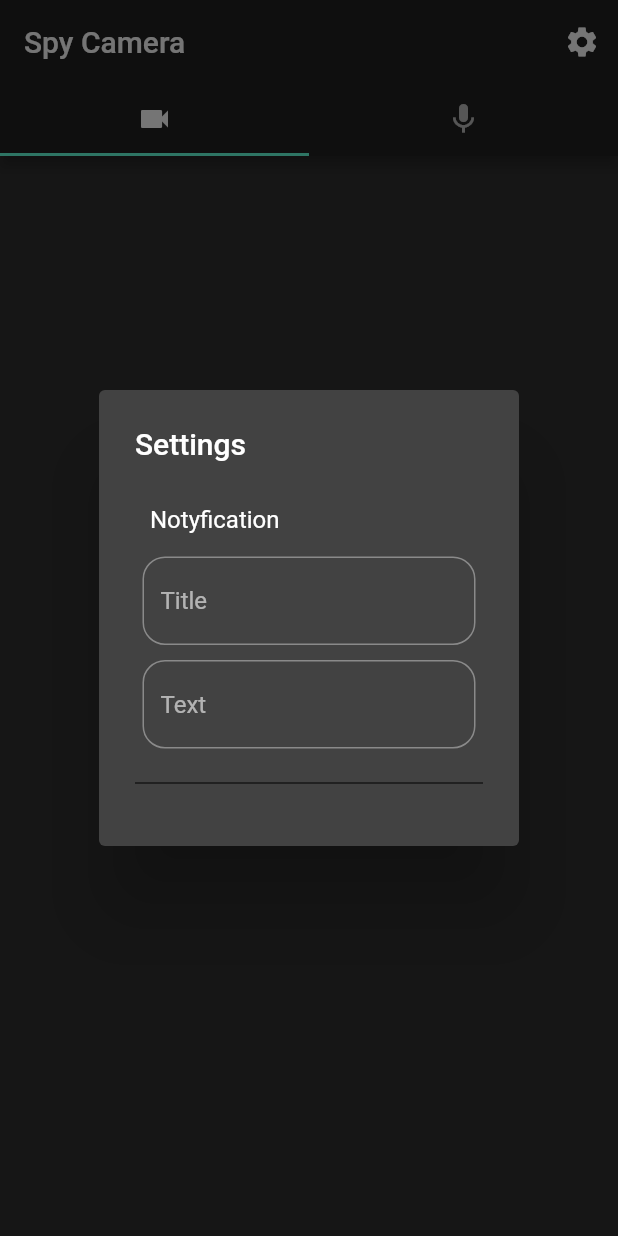
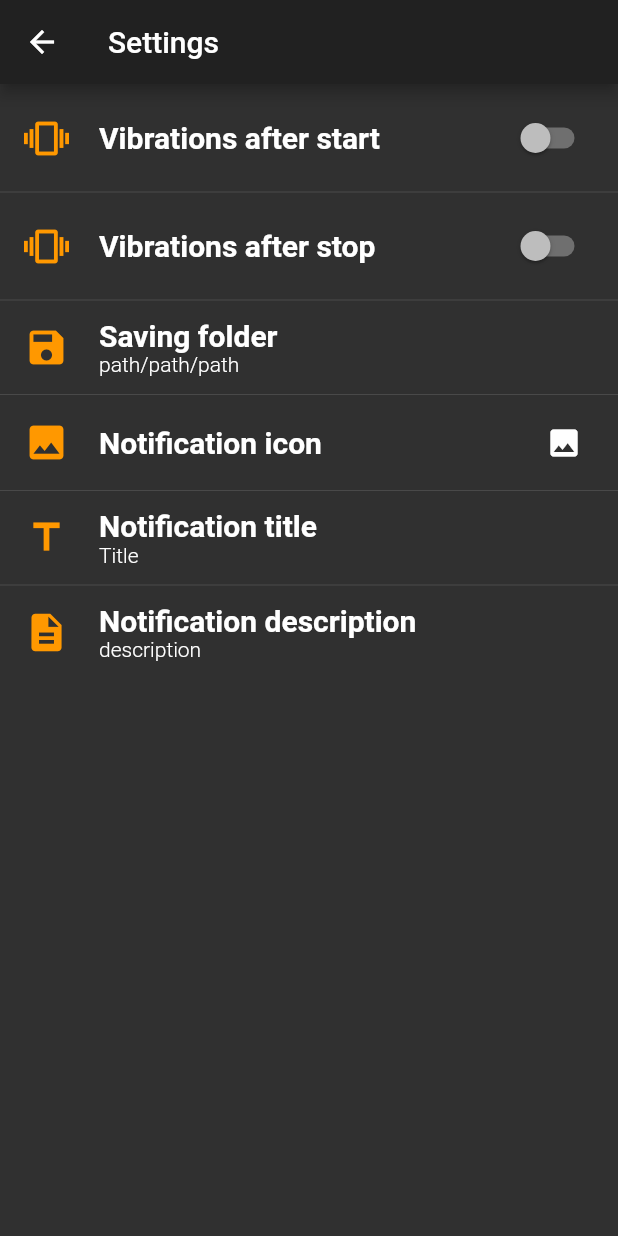
Before and after one commit to Filiponesco/spy_camera, a Flutter app: the screen it shows after launch, after a tap on the "settings" icon, on a phone screen of 412 x 824 dp. Run offline on Flutter 3.47's test engine with Material 2 defaults, Android fonts, the phone set to English and light mode, and no system bars; our stand-ins replace flutter_local_notifications, shared_preferences; missing offline and left inert: flutter_iconpicker.

Commit message:
Added settings.

```diff
--- a/lib/main.dart
+++ b/lib/main.dart
@@ -4,6 +4,7 @@ import 'dart:async';
 import 'package:shared_preferences/shared_preferences.dart';
 import 'package:flutter_local_notifications/flutter_local_notifications.dart';
 
+import 'pages/settings_page.dart';
 import 'timer.dart';
 
 void main() {
@@ -60,33 +61,29 @@ class _HomePageState extends State<HomePage> with TickerProviderStateMixin {
     final SharedPreferences prefs = await SharedPreferences.getInstance();
     return prefs.getString(type);
   }
+
   Future<bool> setSortingOrder(String type, String value) async {
     final SharedPreferences prefs = await SharedPreferences.getInstance();
-    if(type == 'title'){
+    if (type == 'title') {
       title = value;
-    } else if(type == 'text'){
+    } else if (type == 'text') {
       text = value;
     }
     return prefs.setString(type, value);
   }
+
   showNotification(int id, String title, String text) async {
     var android = new AndroidNotificationDetails(
-        'channel id',
-        'channel NAME',
-        'CHANNEL DESCRIPTION',
-        priority: Priority.High,
-        importance: Importance.Max
-    );
+        'channel id', 'channel NAME', 'CHANNEL DESCRIPTION',
+        priority: Priority.High, importance: Importance.Max);
     var iOS = new IOSNotificationDetails();
     var platform = new NotificationDetails(android, iOS);
-    await flutterLocalNotificationsPlugin.show(
-        id,
-        title,
-        text,
-        platform,
+    await flutterLocalNotificationsPlugin.show(id, title, text, platform,
         payload: 'payload');
   }
-  Future onSelectNotification(String payload) { // tu będzie się dtopowalo nagrywanie gdzy się kliknie notyfikacje
+
+  Future onSelectNotification(String payload) {
+    // tu będzie się dtopowalo nagrywanie gdzy się kliknie notyfikacje
     showDialog(
       context: context,
       builder: (_) => new AlertDialog(
@@ -110,62 +107,9 @@ class _HomePageState extends State<HomePage> with TickerProviderStateMixin {
               icon: Icon(Icons.settings),
               tooltip: 'Settings',
               onPressed: () {
-                  showDialog(
-                    context: context,
-                    builder: (_) => new AlertDialog(
-                      title: new Text('Settings'),
-                      content: SingleChildScrollView(
-                        child: Column(
-                          children: <Widget>[
-                            Column(
-                              children: <Widget>[
-                                Container(
-                                  margin: const EdgeInsets.all(10.0),
-                                  child:Align(
-                                    alignment: Alignment.centerLeft,
-                                    child: new Text("Notyfication"),
-                                  ),
-                                ),
-                                Container(
-                                  margin: const EdgeInsets.all(5.0),
-                                  child:TextField(
-                                    onChanged: (text) {
-                                      setSortingOrder('title', text);
-                                    },
-                                    controller: titleController,
-                                    decoration: InputDecoration(
-                                        border: OutlineInputBorder(
-                                            borderRadius: BorderRadius.circular(15.0)
-                                        ),
-                                        hintText: "Title"
-                                    ),
-                                  ),
-                                ),
-                                Container(
-                                  margin: const EdgeInsets.all(5.0),
-                                  child:TextField(
-                                    onChanged: (text) {
-                                      setSortingOrder('text', text);
-                                    },
-                                    controller: textController,
-                                    decoration: InputDecoration(
-                                        border: OutlineInputBorder(
-                                            borderRadius: BorderRadius.circular(15.0)
-                                        ),
-                                        hintText: "Text"
-                                    ),
-                                  ),
-                                ),
-                                Divider(
-                                  color: Colors.black,
-                                  height: 36,
-                                ),
-                              ],
-                            ),
-                          ],
-                        ),
-                      ),
-                    ),
+                Navigator.push(
+                  context,
+                  MaterialPageRoute(builder: (context) => SettingsRoute()),
                 );
               },
             ),
@@ -188,13 +132,11 @@ class _HomePageState extends State<HomePage> with TickerProviderStateMixin {
                   mainAxisAlignment: MainAxisAlignment.center,
                   children: <Widget>[
                     Text(
-                          'Cam time: ${timerService.currentDuration
-                              .inHours % 60}h : ${timerService.currentDuration
-                              .inMinutes % 60}m : ${timerService.currentDuration
-                              .inSeconds % 60}s'),
+                        'Cam time: ${timerService.currentDuration.inHours % 60}h : ${timerService.currentDuration.inMinutes % 60}m : ${timerService.currentDuration.inSeconds % 60}s'),
                     RaisedButton(
                       onPressed: () {
-                          showNotification(0, title, text); // funkcja do powiadomienia
+                        showNotification(
+                            0, title, text); // funkcja do powiadomienia
                         !timerService.isRunning
                             ? timerService.start()
                             : timerService.stop();
@@ -221,10 +163,7 @@ class _HomePageState extends State<HomePage> with TickerProviderStateMixin {
                   mainAxisAlignment: MainAxisAlignment.center,
                   children: <Widget>[
                     Text(
-                          'Mic time: ${timerService.currentDuration
-                              .inHours % 60}h : ${timerService.currentDuration
-                              .inMinutes % 60}m : ${timerService.currentDuration
-                              .inSeconds % 60}s'),
+                        'Mic time: ${timerService.currentDuration.inHours % 60}h : ${timerService.currentDuration.inMinutes % 60}m : ${timerService.currentDuration.inSeconds % 60}s'),
                     RaisedButton(
                         onPressed: () {
                           !timerService.isRunning
@@ -246,6 +185,7 @@ class _HomePageState extends State<HomePage> with TickerProviderStateMixin {
             ),
           ),
         ]),
-        ));
+      ),
+    );
   }
 }
--- /dev/null
+++ b/lib/pages/settings_page.dart
@@ -0,0 +1,91 @@
+import 'package:flutter/material.dart';
+import 'package:flutter_iconpicker/Models/IconPack.dart';
+import 'package:flutter_iconpicker/flutter_iconpicker.dart';
+import 'package:spycamera/widgets/settings_container.dart';
+
+class SettingsRoute extends StatelessWidget {
+  String changePath() {
+    String result = "czincz";
+    return result;
+  }
+
+  Future<Icon> changeIcon(context) async {
+    IconData icon = await FlutterIconPicker.showIconPicker(context,
+        iconPackMode: IconPack.material);
+
+    if(icon == null)
+      return null;
+    return Icon(icon);
+  }
+
+  Future<String> changeDescription(context) async {
+    TextEditingController _controller = TextEditingController();
+    return await showDialog(
+      context: context,
+      builder: (BuildContext context) {
+        return AlertDialog(
+          title: Text("Setting String"),
+          content: TextFormField(
+            controller: _controller,
+          ),
+          actions: <Widget>[
+            FlatButton(
+              child: Text("OK"),
+              onPressed: () {
+                Navigator.pop(context, _controller.text);
+              },
+            )
+          ],
+        );
+      },
+    );
+  }
+
+  Widget build(BuildContext context) {
+    return Scaffold(
+      appBar: AppBar(
+        title: Text("Settings"),
+      ),
+      body: ListView(
+        children: ListTile.divideTiles(context: context, tiles: [
+          SettingsContainer(
+            icon: Icons.vibration,
+            title: "Vibrations after start",
+            isSwitch: true,
+            switchState: false,
+          ),
+          SettingsContainer(
+            icon: Icons.vibration,
+            title: "Vibrations after stop",
+            isSwitch: true,
+            switchState: false,
+          ),
+          SettingsContainer(
+            icon: Icons.save,
+            title: "Saving folder",
+            description: "path/path/path",
+            onTap: changePath,
+          ),
+          SettingsContainer(
+            icon: Icons.image,
+            title: "Notification icon",
+            additionalIcon: Icon(Icons.image),
+            onTap: changeIcon,
+          ),
+          SettingsContainer(
+            icon: Icons.title,
+            title: "Notification title",
+            description: "Title",
+            onTap: changeDescription,
+          ),
+          SettingsContainer(
+            icon: Icons.description,
+            title: "Notification description",
+            description: "description",
+            onTap: changeDescription,
+          ),
+        ]).toList(),
+      ),
+    );
+  }
+}
--- /dev/null
+++ b/lib/widgets/settings_container.dart
@@ -0,0 +1,122 @@
+import 'package:flutter/material.dart';
+
+class SettingsContainer extends StatefulWidget {
+  final IconData icon;
+  final String title;
+  final String description;
+  final bool isSwitch;
+  final bool switchState;
+  final Icon additionalIcon;
+  final Function onTap;
+
+  SettingsContainer(
+      {Key key,
+      this.icon,
+      this.title,
+      this.description,
+      this.isSwitch = false,
+      this.switchState,
+      this.additionalIcon,
+      this.onTap})
+      : super(key: key);
+
+  @override
+  State<StatefulWidget> createState() {
+    return _SettingsContainerState();
+  }
+}
+
+class _SettingsContainerState extends State<SettingsContainer> {
+  bool _switch;
+  String _desc;
+  Widget _additionalIcon;
+
+  void switchStateChanged(bool state) {
+    setState(() {
+      _switch = state;
+    });
+  }
+
+  void descriptionChanged() async {
+    var result = await widget.onTap(context);
+    setState(() {
+      if (result is String && result.length > 0)
+        _desc = result;
+      else if (result is Icon)
+        _additionalIcon = result;
+    });
+  }
+
+  @override
+  void initState() {
+    _switch = widget.switchState;
+    _desc = widget.description;
+    _additionalIcon = widget.additionalIcon;
+    super.initState();
+  }
+
+  @override
+  Widget build(BuildContext context) {
+    return GestureDetector(
+      behavior: HitTestBehavior.translucent,
+      onTap: () {
+        if (widget.onTap != null)
+          descriptionChanged();
+      },
+      child: Padding(
+        padding: const EdgeInsets.symmetric(
+          vertical: 12.0,
+          horizontal: 16.0,
+        ),
+        child: Row(
+          mainAxisAlignment: MainAxisAlignment.spaceBetween,
+          children: <Widget>[
+            Row(
+              mainAxisAlignment: MainAxisAlignment.start,
+              children: [
+                Icon(
+                  widget.icon,
+                  size: 30,
+                  color: Colors.orange,
+                ),
+                SizedBox(width: 20),
+                Column(
+                  crossAxisAlignment: CrossAxisAlignment.start,
+                  children: [
+                    Text(
+                      widget.title,
+                      style: TextStyle(
+                        fontSize: 20.0,
+                        fontWeight: FontWeight.w600,
+                      ),
+                    ),
+                    if (widget.description != null)
+                      Text(
+                        _desc,
+                        style: TextStyle(
+                          fontSize: 14.0,
+                          fontWeight: FontWeight.w300,
+                        ),
+                      ),
+                  ],
+                ),
+              ],
+            ),
+            if (widget.isSwitch)
+              Switch(
+                value: _switch,
+                onChanged: (bool state) {
+                  switchStateChanged(state);
+                },
+              ),
+            if (widget.additionalIcon != null)
+              Padding(
+                padding: const EdgeInsets.all(8.0),
+                child: _additionalIcon,
+              ),
+          ],
+        ),
+      ),
+    );
+  }
+}
--- a/pubspec.yaml
+++ b/pubspec.yaml
@@ -14,12 +14,13 @@ description: A new Flutter application.
 version: 1.0.0+1
 
 environment:
-  sdk: ">=2.1.0 <3.0.0"
+  sdk: ">=2.3.0 <3.0.0"
 
 dependencies:
   toast: ^0.1.5
   flutter:
     sdk: flutter
+  flutter_iconpicker: ^1.1.1
 
 
   # The following adds the Cupertino Icons font to your application.
```
Also changed, not shown: pubspec.lock. Lines whose indentation alone changed are shown as unchanged.
